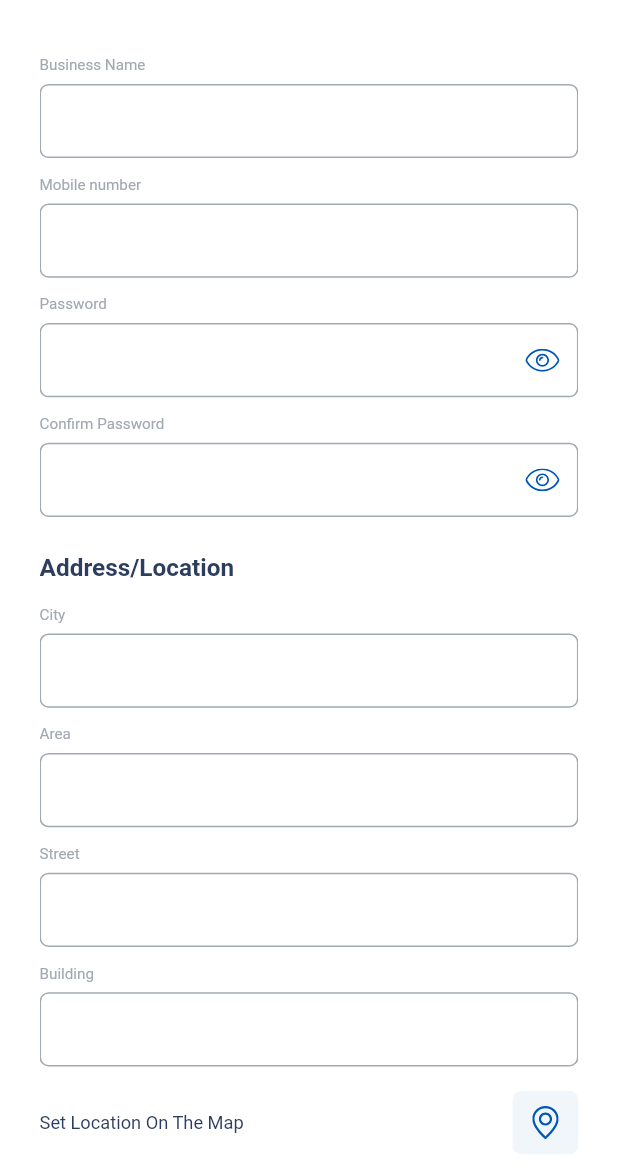
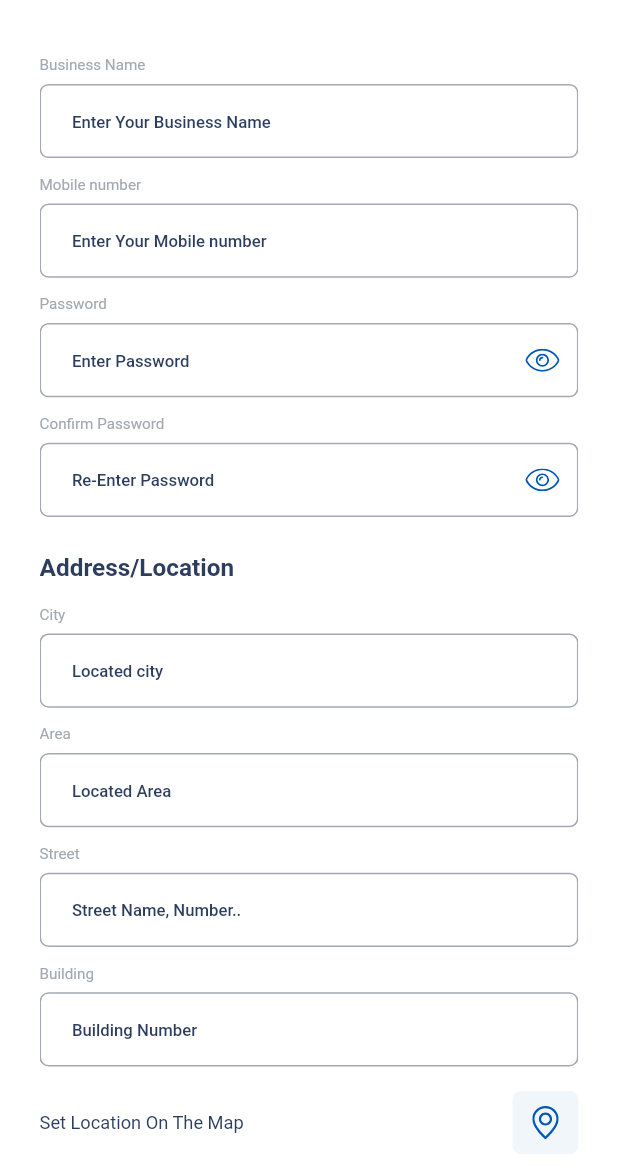
Before and after one commit to HamzaIbrahimQ/bid_express, a Flutter app: the SignupPage screen opened directly, on a phone screen of 412 x 824 dp, the part 65-1236 px from its top. Run offline on Flutter 3.47's test engine with Material 2 defaults, Android fonts, the phone set to English and light mode, and no system bars; our stand-ins replace auto_size_text, bloc, flutter_bloc, flutter_screenutil, flutter_svg, page_transition and 1 more; accounts and stored records are empty; Roboto replaces fonts that are missing (Montserrat, SofiaPro).

Commit message:
change pass signup login splash

```diff
--- a/lib/app.dart
+++ b/lib/app.dart
@@ -21,7 +21,10 @@ class BidExpressApp extends StatelessWidget {
           title: 'BidExpress app',
           theme:  AppTheme().appTheme(),
           debugShowCheckedModeBanner: false,
-          home: ProfilePage(),
+          home: BlocProvider(
+            create: (context) => SplashBloc()..add(GetInitValues()),
+            child: const SplashPage(),
+          ),
         );
       },
     );
--- a/lib/components/colors.dart
+++ b/lib/components/colors.dart
@@ -42,8 +42,6 @@ const unSelectedNabBarITemClr = Color(0xFFa9d8ea);
 /// #FF003B
 const redColor = Color(0xFFFF003B);
 
-/// #BEC4D3
-const hintColor = Color(0XFFBEC4D3);
 
 /// #08EDC6
 const greenColor = Color(0XFF08EDC6);
--- a/lib/components/constants.dart
+++ b/lib/components/constants.dart
@@ -3,7 +3,7 @@ import 'package:intl/intl.dart';
 final NumberFormat amountFormat = NumberFormat('###,###', 'en_US');
 
 /// mobile regex
-final RegExp mobileRegex = RegExp(r'^07[0-9]*$');
+final RegExp mobileRegex = RegExp(r'^07[0-9]{8}$');
 
 /// password regex
 final RegExp passwordRegex =
--- a/lib/components/text_field.dart
+++ b/lib/components/text_field.dart
@@ -237,7 +237,7 @@ class AppTextField extends StatelessWidget {
                     height: 0,
                   ),
                   hintStyle: Theme.of(context).textTheme.labelMedium?.copyWith(
-                      color: hintTextColor ?? hintColor,
+                      color: hintTextColor ?? secondaryColor,
                       fontSize: hintTextColor != null ? 14.sp : 11.sp),
                   errorStyle: Theme.of(context)
                       .textTheme
--- /dev/null
+++ b/lib/ui/pages/change_password/bloc/change_password_bloc.dart
@@ -0,0 +1,15 @@
+import 'dart:async';
+
+import 'package:bloc/bloc.dart';
+import 'package:meta/meta.dart';
+
+part 'change_password_event.dart';
+part 'change_password_state.dart';
+
+class ChangePasswordBloc extends Bloc<ChangePasswordEvent, ChangePasswordState> {
+  ChangePasswordBloc() : super(ChangePasswordInitial()) {
+    on<ChangePasswordEvent>((event, emit) {
+      // TODO: implement event handler
+    });
+  }
+}
--- /dev/null
+++ b/lib/ui/pages/change_password/bloc/change_password_event.dart
@@ -0,0 +1,4 @@
+part of 'change_password_bloc.dart';
+
+@immutable
+abstract class ChangePasswordEvent {}
--- /dev/null
+++ b/lib/ui/pages/change_password/bloc/change_password_state.dart
@@ -0,0 +1,6 @@
+part of 'change_password_bloc.dart';
+
+@immutable
+abstract class ChangePasswordState {}
+
+class ChangePasswordInitial extends ChangePasswordState {}
--- a/lib/ui/pages/login/ui/login_page.dart
+++ b/lib/ui/pages/login/ui/login_page.dart
@@ -3,6 +3,7 @@ import 'package:bid_express/components/main_button.dart';
 import 'package:bid_express/components/text_field.dart';
 import 'package:bid_express/ui/pages/login/ui/widgets/dont_have_account.dart';
 import 'package:bid_express/ui/pages/login/ui/widgets/forgot_password.dart';
+import 'package:bid_express/ui/pages/profile/ui/profile_page.dart';
 import 'package:bid_express/ui/pages/signup/bloc/signup_bloc.dart';
 import 'package:bid_express/utils/ui_utility.dart';
 import 'package:flutter/material.dart';
@@ -63,6 +64,7 @@ class _LoginPageState extends State<LoginPage> with UiUtility {
                       controller: _mobileCont,
                       focusNode: _mobileFoc,
                       title: 'Mobile number',
+                      hint: 'Enter Mobile Number',
                       isMobileNumber: true,
                       inputType: TextInputType.number,
                       regex: mobileRegex,
@@ -76,11 +78,13 @@ class _LoginPageState extends State<LoginPage> with UiUtility {
                       controller: _passCont,
                       focusNode: _passFoc,
                       title: 'Password',
+                      hint: 'Enter Password',
                       isPassword: true,
                       isObscure: true,
                       regex: passwordRegex,
                       maxLength: 16,
                       textInputAction: TextInputAction.done,
+                      onSubmit: (val) => _validate(isKeyboardOpen: true),
                       onSaved: (val) => {},
                     ),
                   ],
@@ -111,7 +115,6 @@ class _LoginPageState extends State<LoginPage> with UiUtility {
     );
   }
 
-
   void _validate({bool? isKeyboardOpen}) {
     if (!(_formKey.currentState?.validate() ?? false)) {
       return;
@@ -128,5 +131,10 @@ class _LoginPageState extends State<LoginPage> with UiUtility {
     }
   }
 
-  void _callLoginApi() {}
+  void _callLoginApi() {
+    navigate(
+      context: context,
+      page: const ProfilePage(),
+    );
+  }
 }
--- a/lib/ui/pages/profile/ui/widgets/profile_items.dart
+++ b/lib/ui/pages/profile/ui/widgets/profile_items.dart
@@ -24,7 +24,7 @@ class ProfileItems extends StatelessWidget {
 
               /// Address
               ProfileItem(
-                title: 'My Address',
+                title: 'My Addresses',
                 onTap: () {},
               ),
 
--- a/lib/ui/pages/signup/ui/signup_page.dart
+++ b/lib/ui/pages/signup/ui/signup_page.dart
@@ -87,6 +87,7 @@ class _SignupPageState extends State<SignupPage> with UiUtility {
                       controller: _businessNameCont,
                       focusNode: _businessNameFoc,
                       title: 'Business Name',
+                      hint: 'Enter Your Business Name',
                       inputType: TextInputType.name,
                       regex: businessNameRegex,
                       onSaved: (val) => {},
@@ -99,6 +100,7 @@ class _SignupPageState extends State<SignupPage> with UiUtility {
                       controller: _mobileCont,
                       focusNode: _mobileFoc,
                       title: 'Mobile number',
+                      hint: 'Enter Your Mobile number',
                       isMobileNumber: true,
                       inputType: TextInputType.number,
                       regex: mobileRegex,
@@ -112,6 +114,7 @@ class _SignupPageState extends State<SignupPage> with UiUtility {
                       controller: _passCont,
                       focusNode: _passFoc,
                       title: 'Password',
+                      hint: 'Enter Password',
                       isPassword: true,
                       isObscure: true,
                       regex: passwordRegex,
@@ -127,6 +130,7 @@ class _SignupPageState extends State<SignupPage> with UiUtility {
                       controller: _confirmPassCont,
                       focusNode: _confirmPassFoc,
                       title: 'Confirm Password',
+                      hint: 'Re-Enter Password',
                       isPassword: true,
                       isObscure: true,
                       regex: passwordRegex,
@@ -158,6 +162,7 @@ class _SignupPageState extends State<SignupPage> with UiUtility {
                       controller: _cityCont,
                       focusNode: _cityFoc,
                       title: 'City',
+                      hint: 'Located city',
                       inputType: TextInputType.name,
                       regex: businessNameRegex,
                       onSaved: (val) => {},
@@ -170,6 +175,7 @@ class _SignupPageState extends State<SignupPage> with UiUtility {
                       controller: _areaCont,
                       focusNode: _areaFoc,
                       title: 'Area',
+                      hint: 'Located Area',
                       inputType: TextInputType.name,
                       regex: businessNameRegex,
                       onSaved: (val) => {},
@@ -182,6 +188,7 @@ class _SignupPageState extends State<SignupPage> with UiUtility {
                       controller: _streetCont,
                       focusNode: _streetFoc,
                       title: 'Street',
+                      hint: 'Street Name, Number..',
                       inputType: TextInputType.name,
                       regex: streetAndBuildingRegex,
                       onSaved: (val) => {},
@@ -194,6 +201,7 @@ class _SignupPageState extends State<SignupPage> with UiUtility {
                       controller: _buildingCont,
                       focusNode: _buildingFoc,
                       title: 'Building',
+                      hint: 'Building Number',
                       isRequired: false,
                       inputType: TextInputType.name,
                       regex: streetAndBuildingRegex,
--- a/lib/utils/ui_utility.dart
+++ b/lib/utils/ui_utility.dart
@@ -19,6 +19,8 @@ mixin UiUtility {
       forceMaterialTransparency: appBarColor == null,
       backgroundColor: appBarColor ?? Colors.white,
       toolbarHeight: appBarColor ==  null? 64.h : null,
+      surfaceTintColor: Colors.transparent,
+      scrolledUnderElevation: 0,
       shadowColor: appBarColor ?? Colors.white,
       elevation: 0.0,
       title: Text(
```
Also changed, not shown: lib/ui/pages/change_password/ui/chnage_password.dart (added, +148 -0 lines), lib/ui/pages/login/ui/widgets/forgot_password.dart (+10 -3 lines), lib/ui/pages/profile/ui/profile_page.dart (+8 -8 lines).
